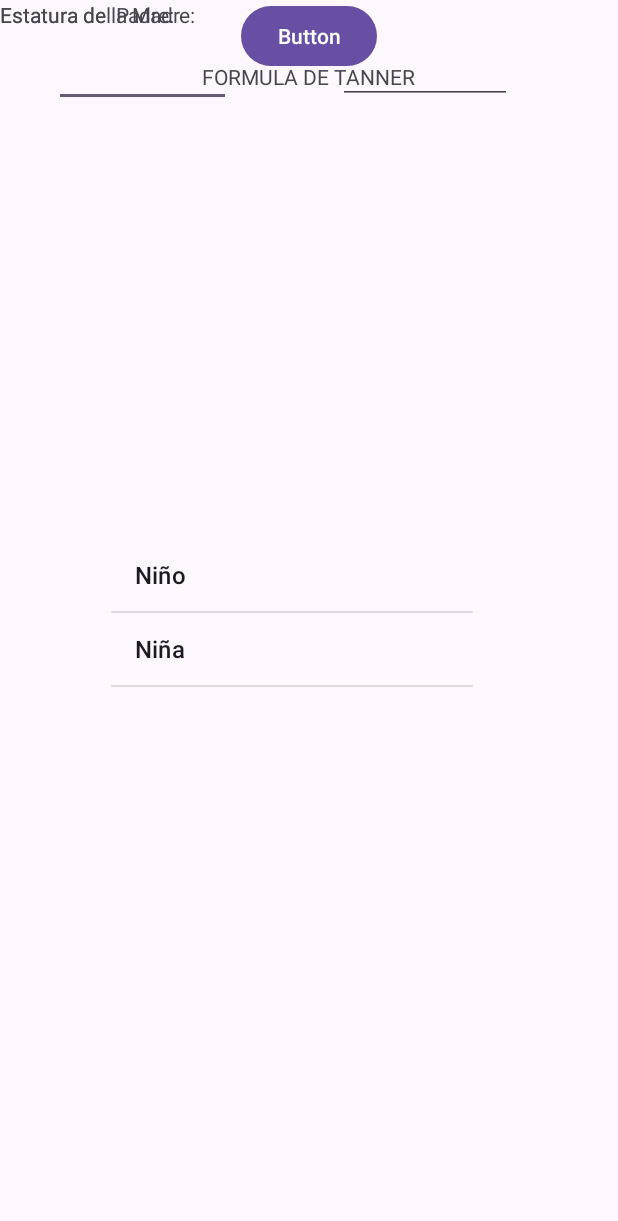
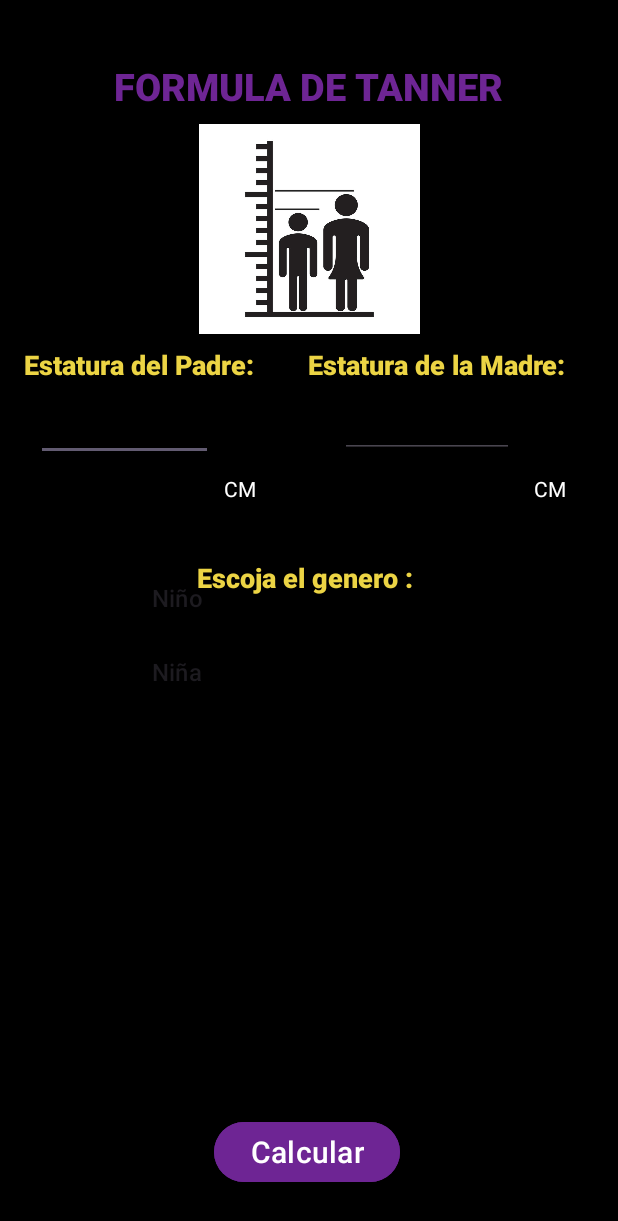
Before and after one commit to ErickLG281/Tanner-s-formula, an Android app: the screen it shows after launch (MainActivity), on a phone screen of 412 x 824 dp. Shown: the top 1221 px of the screen. Run offline under Robolectric (Android 15) with nearby library versions, the phone set to English and light mode, and no system bars.

Commit message:
diseno implemnetado

```diff
--- a/app/src/main/java/com/eri/examenparcial1b/MainActivity.kt
+++ b/app/src/main/java/com/eri/examenparcial1b/MainActivity.kt
@@ -5,8 +5,10 @@ import android.view.View
 import android.widget.ArrayAdapter
 import android.widget.Button
 import android.widget.EditText
+import android.widget.ImageView
 import android.widget.ListView
 import android.widget.TextView
+import android.widget.Toast
 import androidx.activity.enableEdgeToEdge
 import androidx.appcompat.app.AppCompatActivity
 import androidx.core.view.ViewCompat
@@ -21,6 +23,8 @@ class MainActivity : AppCompatActivity() {
     lateinit var xtextViewResultado : TextView
     lateinit var xbuttonCalcular : Button
      var generoSeleccionado : String? = null
+    lateinit var ximageViewNino : ImageView
+    lateinit var ximageViewNina : ImageView
 
     override fun onCreate(savedInstanceState: Bundle?) {
         super.onCreate(savedInstanceState)
@@ -36,6 +40,8 @@ class MainActivity : AppCompatActivity() {
         xeditTextMadre = findViewById(R.id.editTextMadre)
         xtextViewResultado = findViewById(R.id.textViewResultado)
         xbuttonCalcular = findViewById(R.id.buttonCalcular)
+        ximageViewNino = findViewById(R.id.imageViewNino)
+        ximageViewNina = findViewById(R.id.imageViewnina)
 
         genero = arrayOf("Niño", "Niña")
         val adaptador = ArrayAdapter(this, android.R.layout.simple_list_item_1, genero)
@@ -44,34 +50,56 @@ class MainActivity : AppCompatActivity() {
             generoSeleccionado = genero[position]
         }
 
+        ximageViewNino.visibility = View.INVISIBLE
+        ximageViewNina.visibility = View.INVISIBLE
 
         xbuttonCalcular.setOnClickListener {
             CalcularTanner()
         }
+
+
     }
 
 
     fun CalcularTanner() {
 
-        if (xeditTextPadre.text.toString().isNotEmpty() && xeditTextMadre.text.toString().isNotEmpty() && generoSeleccionado != null) {
-            val padre = xeditTextPadre.text.toString().toDouble()
-            val madre = xeditTextMadre.text.toString().toDouble()
+        val padreTexto = xeditTextPadre.text.toString()
+        val madreTexto = xeditTextMadre.text.toString()
+        val sel : String
+
+        // Verifica que los campos no estén vacíos y que el género esté seleccionado
+        if (padreTexto.isNotEmpty() && madreTexto.isNotEmpty() && generoSeleccionado != null) {
+            try {
+                val padre = padreTexto.toDouble()
+                val madre = madreTexto.toDouble()
                 val promedio = (padre + madre)
                 var resultado = 0.0
 
-
                 if (generoSeleccionado == "Niño") {
                     resultado = (promedio + 13) / 2
+                    ximageViewNino.visibility = View.VISIBLE
+                    ximageViewNina.visibility = View.INVISIBLE
+                    sel= "del"
+
                 } else {
                     resultado = (promedio - 13) / 2
+                    ximageViewNina.visibility = View.VISIBLE
+                    ximageViewNino.visibility = View.INVISIBLE
+                    sel= "dela"
                 }
 
+                xtextViewResultado.text = "El resultado "+ sel + " "+ generoSeleccionado + " es: %.2f".format(resultado) + " CM"
 
-            xtextViewResultado.text = "El resultado es: %.2f".format(resultado)
-
+            } catch (e: NumberFormatException) {
+                Toast.makeText(this, "Por favor ingrese valores válidos para las alturas", Toast.LENGTH_SHORT).show()
+            }
         } else {
-
-            xtextViewResultado.text = "Por favor ingresa todos los datos y selecciona un género"
+            // Verifica si falta algún campo
+            if (padreTexto.isEmpty() || madreTexto.isEmpty()) {
+                Toast.makeText(this, "Por favor ingrese las alturas del padre y la madre", Toast.LENGTH_SHORT).show()
+            } else if (generoSeleccionado == null) {
+                Toast.makeText(this, "Por favor seleccione un género", Toast.LENGTH_SHORT).show()
             }
         }
     }
+}
--- a/app/src/main/res/layout/activity_main.xml
+++ b/app/src/main/res/layout/activity_main.xml
@@ -5,12 +5,32 @@
     android:id="@+id/main"
     android:layout_width="match_parent"
     android:layout_height="match_parent"
+    android:background="#000000"
     tools:context=".MainActivity">
 
     <TextView
+        android:id="@+id/textView5"
         android:layout_width="wrap_content"
         android:layout_height="wrap_content"
+        android:fontFamily="sans-serif-black"
+        android:text="Escoja el genero : "
+        android:textColor="#ECD444"
+        android:textSize="18sp"
+        app:layout_constraintBottom_toBottomOf="parent"
+        app:layout_constraintEnd_toEndOf="parent"
+        app:layout_constraintHorizontal_bias="0.498"
+        app:layout_constraintStart_toStartOf="parent"
+        app:layout_constraintTop_toTopOf="parent"
+        app:layout_constraintVertical_bias="0.466" />
+
+    <TextView
+        android:id="@+id/textView3"
+        android:layout_width="wrap_content"
+        android:layout_height="wrap_content"
+        android:fontFamily="sans-serif-black"
         android:text="FORMULA DE TANNER"
+        android:textColor="#6E2594"
+        android:textSize="25sp"
         app:layout_constraintBottom_toBottomOf="parent"
         app:layout_constraintEnd_toEndOf="parent"
         app:layout_constraintStart_toStartOf="parent"
@@ -21,21 +41,27 @@
         android:id="@+id/editTextPadre"
         android:layout_width="118dp"
         android:layout_height="40dp"
-        android:layout_marginStart="36dp"
+        android:layout_marginStart="24dp"
         android:layout_marginTop="12dp"
         android:ems="10"
         android:inputType="numberDecimal"
+        android:textColor="#FFFFFF"
+        app:layout_constraintBottom_toBottomOf="parent"
         app:layout_constraintStart_toStartOf="parent"
-        app:layout_constraintTop_toBottomOf="@+id/textView" />
+        app:layout_constraintTop_toBottomOf="@+id/textView"
+        app:layout_constraintVertical_bias="0.0" />
 
     <EditText
         android:id="@+id/editTextMadre"
         android:layout_width="116dp"
         android:layout_height="38dp"
+        android:layout_marginStart="84dp"
         android:layout_marginTop="12dp"
         android:ems="10"
         android:inputType="numberDecimal"
+        android:textColor="#FFFFFF"
         app:layout_constraintEnd_toEndOf="parent"
+        app:layout_constraintHorizontal_bias="0.012"
         app:layout_constraintStart_toEndOf="@+id/editTextPadre"
         app:layout_constraintTop_toBottomOf="@+id/textView2" />
 
@@ -43,27 +69,44 @@
         android:id="@+id/textView"
         android:layout_width="wrap_content"
         android:layout_height="wrap_content"
+        android:layout_marginStart="16dp"
+        android:layout_marginTop="8dp"
+        android:fontFamily="sans-serif-black"
         android:text="Estatura del Padre:"
-        tools:layout_editor_absoluteX="36dp"
-        tools:layout_editor_absoluteY="103dp" />
+        android:textColor="#ECD444"
+        android:textSize="18sp"
+        app:layout_constraintStart_toStartOf="parent"
+        app:layout_constraintTop_toBottomOf="@+id/imageView" />
 
     <TextView
         android:id="@+id/textView2"
         android:layout_width="wrap_content"
         android:layout_height="wrap_content"
+        android:layout_marginTop="8dp"
+        android:layout_marginEnd="4dp"
+        android:fontFamily="sans-serif-black"
         android:text="Estatura de la Madre:"
-        tools:layout_editor_absoluteX="229dp"
-        tools:layout_editor_absoluteY="103dp" />
+        android:textColor="#ECD444"
+        android:textSize="18sp"
+        app:layout_constraintEnd_toEndOf="parent"
+        app:layout_constraintHorizontal_bias="0.538"
+        app:layout_constraintStart_toEndOf="@+id/textView"
+        app:layout_constraintTop_toBottomOf="@+id/imageView" />
 
     <Button
         android:id="@+id/buttonCalcular"
         android:layout_width="wrap_content"
         android:layout_height="wrap_content"
+        android:backgroundTint="#6E2594"
         android:onClick="CalcularTanner"
-        android:text="Button"
+        android:text="Calcular"
+        android:textSize="20sp"
+        app:layout_constraintBottom_toBottomOf="parent"
         app:layout_constraintEnd_toEndOf="parent"
+        app:layout_constraintHorizontal_bias="0.496"
         app:layout_constraintStart_toStartOf="parent"
-        tools:layout_editor_absoluteY="626dp" />
+        app:layout_constraintTop_toBottomOf="@+id/imageViewnina"
+        app:layout_constraintVertical_bias="0.428" />
 
     <ListView
         android:id="@+id/ListViewGenero"
@@ -71,14 +114,17 @@
         android:layout_height="106dp"
         app:layout_constraintBottom_toBottomOf="parent"
         app:layout_constraintEnd_toEndOf="parent"
-        app:layout_constraintHorizontal_bias="0.435"
         app:layout_constraintStart_toStartOf="parent"
-        app:layout_constraintTop_toTopOf="parent" />
+        app:layout_constraintTop_toBottomOf="@+id/editTextMadre"
+        app:layout_constraintVertical_bias="0.168" />
 
     <TextView
         android:id="@+id/textViewResultado"
         android:layout_width="wrap_content"
         android:layout_height="wrap_content"
+        android:fontFamily="sans-serif-light"
+        android:textColor="#6E2594"
+        android:textSize="20sp"
         app:layout_constraintBottom_toBottomOf="parent"
         app:layout_constraintEnd_toEndOf="parent"
         app:layout_constraintHorizontal_bias="0.498"
@@ -86,4 +132,63 @@
         app:layout_constraintTop_toTopOf="parent"
         app:layout_constraintVertical_bias="0.712" />
 
+    <ImageView
+        android:id="@+id/imageView"
+        android:layout_width="147dp"
+        android:layout_height="140dp"
+        android:layout_marginTop="8dp"
+        android:scaleType="fitXY"
+        app:layout_constraintEnd_toEndOf="parent"
+        app:layout_constraintStart_toStartOf="parent"
+        app:layout_constraintTop_toBottomOf="@+id/textView3"
+        app:srcCompat="@drawable/im1" />
+
+    <TextView
+        android:id="@+id/textView4"
+        android:layout_width="wrap_content"
+        android:layout_height="wrap_content"
+        android:text="CM"
+        android:textColor="#FFFFFF"
+        app:layout_constraintBottom_toBottomOf="parent"
+        app:layout_constraintEnd_toEndOf="parent"
+        app:layout_constraintHorizontal_bias="0.382"
+        app:layout_constraintStart_toStartOf="parent"
+        app:layout_constraintTop_toTopOf="parent"
+        app:layout_constraintVertical_bias="0.393" />
+
+    <TextView
+        android:id="@+id/textView4"
+        android:layout_width="wrap_content"
+        android:layout_height="wrap_content"
+        android:text="CM"
+        android:textColor="#FFFFFF"
+        app:layout_constraintBottom_toBottomOf="parent"
+        app:layout_constraintEnd_toEndOf="parent"
+        app:layout_constraintHorizontal_bias="0.912"
+        app:layout_constraintStart_toStartOf="parent"
+        app:layout_constraintTop_toTopOf="parent"
+        app:layout_constraintVertical_bias="0.393" />
+
+    <ImageView
+        android:id="@+id/imageViewnina"
+        android:layout_width="139dp"
+        android:layout_height="117dp"
+        android:layout_marginTop="8dp"
+        android:scaleType="fitXY"
+        app:layout_constraintEnd_toEndOf="parent"
+        app:layout_constraintStart_toStartOf="parent"
+        app:layout_constraintTop_toBottomOf="@+id/textViewResultado"
+        app:srcCompat="@drawable/imgnina" />
+
+    <ImageView
+        android:id="@+id/imageViewNino"
+        android:layout_width="139dp"
+        android:layout_height="117dp"
+        android:layout_marginTop="8dp"
+        android:scaleType="fitXY"
+        app:layout_constraintEnd_toEndOf="parent"
+        app:layout_constraintStart_toStartOf="parent"
+        app:layout_constraintTop_toBottomOf="@+id/textViewResultado"
+        app:srcCompat="@drawable/imgnino" />
+
 </androidx.constraintlayout.widget.ConstraintLayout>
--- /dev/null
+++ b/app/src/main/res/layout/stilo.xml
@@ -0,0 +1,6 @@
+<?xml version="1.0" encoding="utf-8"?>
+<androidx.constraintlayout.widget.ConstraintLayout xmlns:android="http://schemas.android.com/apk/res/android"
+    android:layout_width="match_parent"
+    android:layout_height="match_parent">
+
+</androidx.constraintlayout.widget.ConstraintLayout>
```
Also changed, not shown: app/src/main/res/drawable/im1.jpg (added), app/src/main/res/drawable/imgnina.jpg (added), app/src/main/res/drawable/imgnino.jpg (added). Lines whose indentation alone changed are shown as unchanged.
